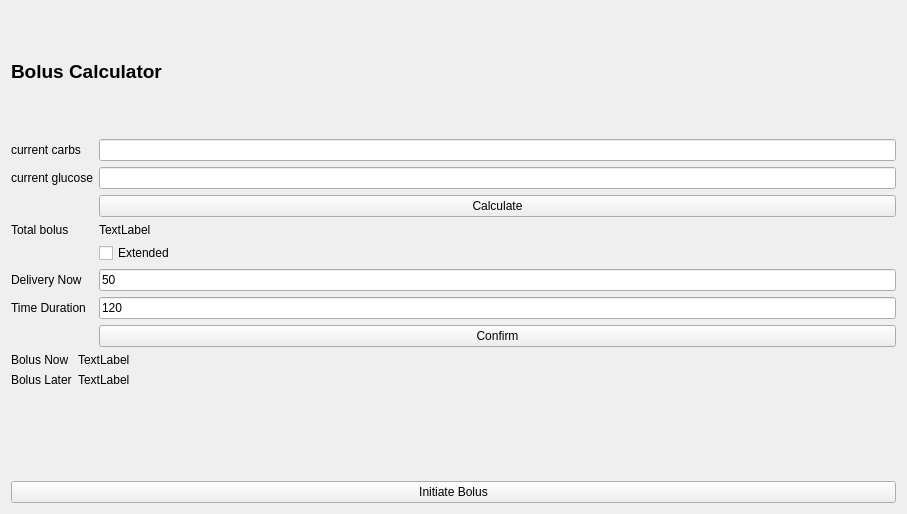
First picture: the form in bolus.ui, repository aaronmcleancs/tslim-data-simulator, before the edit.
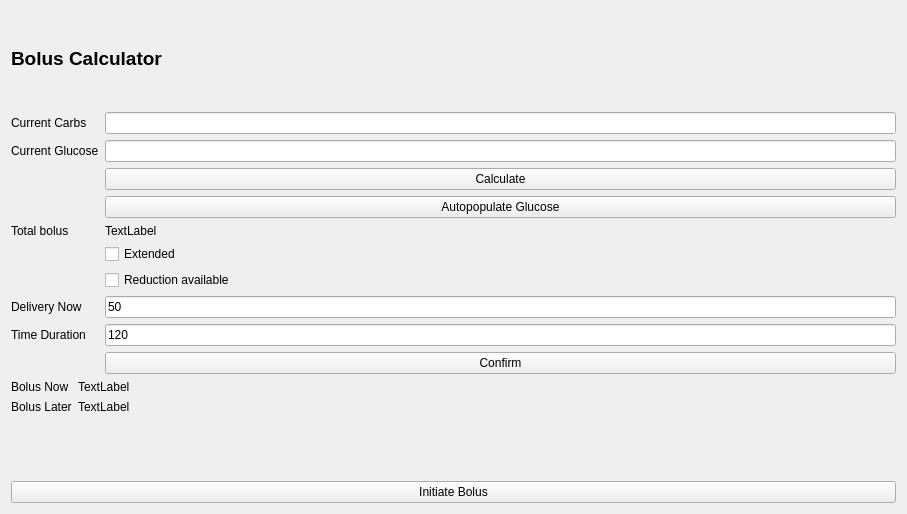
Second picture: the form after the edit.

```diff
--- a/bolus.ui
+++ b/bolus.ui
@@ -26,7 +26,7 @@
      <item row="0" column="0">
       <widget class="QLabel" name="label_3">
        <property name="text">
-        <string>current carbs</string>
+        <string>Current Carbs</string>
        </property>
       </widget>
      </item>
@@ -36,7 +36,7 @@
      <item row="1" column="0">
       <widget class="QLabel" name="label_2">
        <property name="text">
-        <string>current glucose</string>
+        <string>Current Glucose</string>
        </property>
       </widget>
      </item>
@@ -50,62 +50,76 @@
        </property>
       </widget>
      </item>
-     <item row="3" column="0">
+     <item row="4" column="0">
       <widget class="QLabel" name="label_8">
        <property name="text">
         <string>Total bolus</string>
        </property>
       </widget>
      </item>
-     <item row="3" column="1">
+     <item row="4" column="1">
       <widget class="QLabel" name="label_4">
        <property name="text">
         <string>TextLabel</string>
        </property>
       </widget>
      </item>
-     <item row="4" column="1">
+     <item row="5" column="1">
       <widget class="QCheckBox" name="checkBox_2">
        <property name="text">
         <string>Extended</string>
        </property>
       </widget>
      </item>
-     <item row="5" column="0">
+     <item row="7" column="0">
       <widget class="QLabel" name="label_5">
        <property name="text">
         <string>Delivery Now</string>
        </property>
       </widget>
      </item>
-     <item row="5" column="1">
+     <item row="7" column="1">
       <widget class="QLineEdit" name="lineEdit_3">
        <property name="text">
         <string>50</string>
        </property>
       </widget>
      </item>
-     <item row="6" column="0">
+     <item row="8" column="0">
       <widget class="QLabel" name="label_6">
        <property name="text">
         <string>Time Duration</string>
        </property>
       </widget>
      </item>
-     <item row="6" column="1">
+     <item row="8" column="1">
       <widget class="QLineEdit" name="lineEdit_4">
        <property name="text">
         <string>120</string>
        </property>
       </widget>
      </item>
-     <item row="7" column="1">
+     <item row="9" column="1">
       <widget class="QPushButton" name="pushButton_2">
        <property name="text">
         <string>Confirm</string>
        </property>
       </widget>
      </item>
+     <item row="6" column="1">
+      <widget class="QCheckBox" name="checkBox">
+       <property name="text">
+        <string>Reduction available</string>
+       </property>
+      </widget>
+     </item>
+     <item row="3" column="1">
+      <widget class="QPushButton" name="pushButton_3">
+       <property name="text">
+        <string>Autopopulate Glucose</string>
+       </property>
+      </widget>
+     </item>
     </layout>
    </item>
    <item>
```
